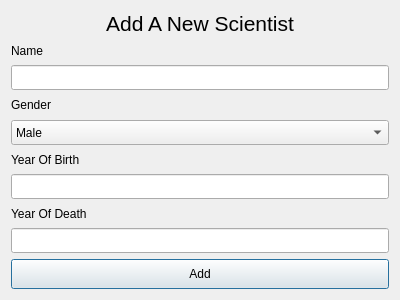
streamerinn/Verklegt-1, file GUI-verklegtVika3/addscientistdialog.ui: the form before one commit.
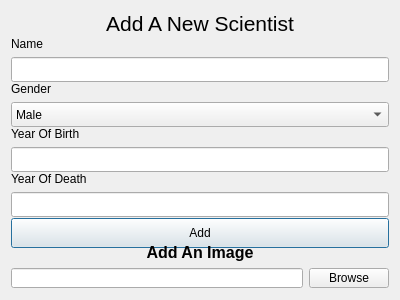
The form after the commit.

```diff
--- a/GUI-verklegtVika3/addscientistdialog.ui
+++ b/GUI-verklegtVika3/addscientistdialog.ui
@@ -198,6 +198,40 @@
      </property>
     </widget>
    </item>
+   <item>
+    <spacer name="verticalSpacer">
+     <property name="orientation">
+      <enum>Qt::Vertical</enum>
+     </property>
+     <property name="sizeHint" stdset="0">
+      <size>
+       <width>20</width>
+       <height>40</height>
+      </size>
+     </property>
+    </spacer>
+   </item>
+   <item>
+    <widget class="QLabel" name="label">
+     <property name="text">
+      <string>&lt;html&gt;&lt;head/&gt;&lt;body&gt;&lt;p align=&quot;center&quot;&gt;&lt;span style=&quot; font-size:12pt; font-weight:600;&quot;&gt;Add An Image&lt;/span&gt;&lt;/p&gt;&lt;/body&gt;&lt;/html&gt;</string>
+     </property>
+    </widget>
+   </item>
+   <item>
+    <layout class="QHBoxLayout" name="horizontalLayout_5">
+     <item>
+      <widget class="QLineEdit" name="insert_image"/>
+     </item>
+     <item>
+      <widget class="QPushButton" name="browse_button">
+       <property name="text">
+        <string>Browse</string>
+       </property>
+      </widget>
+     </item>
+    </layout>
+   </item>
   </layout>
  </widget>
  <resources/>
```
